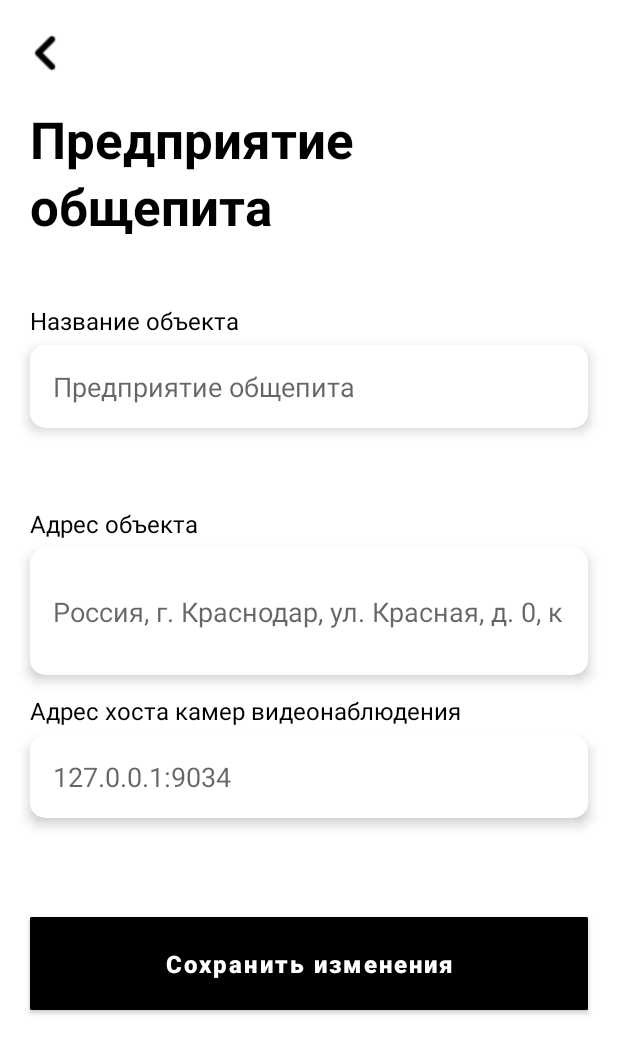
After one commit to jEUGENEdev/security-solution, an Android app: the ObjectActivity screen opened directly, with no data from a screen before it, on a phone screen of 412 x 824 dp. The commit adds this screen. Shown: the top 1054 px of the screen. Run offline under Robolectric (Android 15) with nearby library versions, the phone set to English and light mode, and no system bars; our stand-ins replace Dagger/Hilt's generated code.

Commit message:
object activity

```diff
--- a/app/src/main/AndroidManifest.xml
+++ b/app/src/main/AndroidManifest.xml
@@ -16,6 +16,9 @@
         android:supportsRtl="true"
         android:theme="@style/Theme.SecuritySolution"
         tools:targetApi="31">
+        <activity
+            android:name=".activity.ObjectActivity"
+            android:exported="false" />
         <activity
             android:name=".activity.ProfileActivity"
             android:exported="false" />
--- /dev/null
+++ b/app/src/main/java/com/deveugene/securitysolution/activity/ObjectActivity.java
@@ -0,0 +1,18 @@
+package com.deveugene.securitysolution.activity;
+
+import androidx.appcompat.app.AppCompatActivity;
+
+import android.os.Bundle;
+
+import com.deveugene.securitysolution.R;
+
+import dagger.hilt.android.AndroidEntryPoint;
+
+@AndroidEntryPoint
+public class ObjectActivity extends AppCompatActivity {
+    @Override
+    protected void onCreate(Bundle savedInstanceState) {
+        super.onCreate(savedInstanceState);
+        setContentView(R.layout.activity_object);
+    }
+}
--- /dev/null
+++ b/app/src/main/res/layout/activity_object.xml
@@ -0,0 +1,153 @@
+<?xml version="1.0" encoding="utf-8"?>
+<androidx.constraintlayout.widget.ConstraintLayout xmlns:android="http://schemas.android.com/apk/res/android"
+    xmlns:app="http://schemas.android.com/apk/res-auto"
+    xmlns:tools="http://schemas.android.com/tools"
+    android:layout_width="match_parent"
+    android:layout_height="match_parent"
+    tools:context=".activity.ObjectActivity">
+
+    <ImageButton
+        android:id="@+id/imageButton2"
+        android:layout_width="50dp"
+        android:layout_height="50dp"
+        android:layout_marginStart="7dp"
+        android:layout_marginTop="10dp"
+        android:backgroundTint="@color/white"
+        app:layout_constraintStart_toStartOf="parent"
+        app:layout_constraintTop_toTopOf="parent"
+        app:srcCompat="@drawable/back" />
+
+    <ScrollView
+        android:id="@+id/scrollView2"
+        android:layout_width="0dp"
+        android:layout_height="120dp"
+        android:layout_marginStart="20dp"
+        android:layout_marginTop="10dp"
+        android:layout_marginEnd="20dp"
+        app:layout_constraintEnd_toEndOf="parent"
+        app:layout_constraintStart_toStartOf="parent"
+        app:layout_constraintTop_toBottomOf="@+id/imageButton2">
+
+        <TextView
+            android:id="@+id/textView13"
+            android:layout_width="match_parent"
+            android:layout_height="wrap_content"
+            android:fontFamily="@font/roboto_mono_bold"
+            android:text="@string/greeting_object_card"
+            android:textColor="@color/black"
+            android:textSize="34sp" />
+    </ScrollView>
+
+    <TextView
+        android:layout_width="wrap_content"
+        android:layout_height="wrap_content"
+        android:layout_marginBottom="5dp"
+        android:text="@string/input_field_object_name_label"
+        android:textColor="@color/black"
+        android:textSize="16sp"
+        app:layout_constraintBottom_toTopOf="@+id/cardView7"
+        app:layout_constraintStart_toStartOf="@+id/cardView7" />
+
+    <androidx.cardview.widget.CardView
+        android:id="@+id/cardView7"
+        android:layout_width="0dp"
+        android:layout_height="wrap_content"
+        android:layout_marginTop="40dp"
+        app:cardCornerRadius="10dp"
+        app:cardElevation="5dp"
+        app:layout_constraintEnd_toEndOf="@+id/scrollView2"
+        app:layout_constraintStart_toStartOf="@+id/scrollView2"
+        app:layout_constraintTop_toBottomOf="@+id/scrollView2">
+
+        <EditText
+            android:layout_width="match_parent"
+            android:layout_height="wrap_content"
+            android:background="@android:color/transparent"
+            android:ems="10"
+            android:hint="@string/input_field_object_name_hint"
+            android:inputType="text"
+            android:padding="15dp" />
+    </androidx.cardview.widget.CardView>
+
+    <TextView
+        android:layout_width="wrap_content"
+        android:layout_height="wrap_content"
+        android:layout_marginBottom="5dp"
+        android:text="@string/input_field_object_address_label"
+        android:textColor="@color/black"
+        android:textSize="16sp"
+        app:layout_constraintBottom_toTopOf="@+id/cardView8"
+        app:layout_constraintStart_toStartOf="@+id/cardView8" />
+
+    <androidx.cardview.widget.CardView
+        android:id="@+id/cardView8"
+        android:layout_width="0dp"
+        android:layout_height="wrap_content"
+        android:layout_marginTop="80dp"
+        app:cardCornerRadius="10dp"
+        app:cardElevation="5dp"
+        app:layout_constraintEnd_toEndOf="@+id/cardView7"
+        app:layout_constraintStart_toStartOf="@+id/cardView7"
+        app:layout_constraintTop_toBottomOf="@+id/cardView7">
+
+        <EditText
+            android:layout_width="match_parent"
+            android:layout_height="wrap_content"
+            android:background="@android:color/transparent"
+            android:ems="10"
+            android:hint="@string/input_field_object_address_hint"
+            android:inputType="text"
+            android:paddingStart="15dp"
+            android:paddingTop="30dp"
+            android:paddingEnd="15dp"
+            android:paddingBottom="30dp" />
+    </androidx.cardview.widget.CardView>
+
+    <TextView
+        android:layout_width="wrap_content"
+        android:layout_height="wrap_content"
+        android:layout_marginBottom="5dp"
+        android:text="@string/input_field_object_address_cams_host_label"
+        android:textColor="@color/black"
+        android:textSize="16sp"
+        app:layout_constraintBottom_toTopOf="@+id/cardView9"
+        app:layout_constraintStart_toStartOf="@+id/cardView9" />
+
+    <androidx.cardview.widget.CardView
+        android:id="@+id/cardView9"
+        android:layout_width="0dp"
+        android:layout_height="wrap_content"
+        android:layout_marginTop="40dp"
+        app:cardCornerRadius="10dp"
+        app:cardElevation="5dp"
+        app:layout_constraintEnd_toEndOf="@+id/cardView8"
+        app:layout_constraintStart_toStartOf="@+id/cardView8"
+        app:layout_constraintTop_toBottomOf="@+id/cardView8">
+
+        <EditText
+            android:layout_width="match_parent"
+            android:layout_height="wrap_content"
+            android:background="@android:color/transparent"
+            android:ems="10"
+            android:hint="@string/input_field_object_address_cams_host_hint"
+            android:inputType="text"
+            android:padding="15dp" />
+    </androidx.cardview.widget.CardView>
+
+    <Button
+        android:id="@+id/button3"
+        android:layout_width="0dp"
+        android:layout_height="wrap_content"
+        android:layout_marginTop="60dp"
+        android:backgroundTint="@color/black"
+        android:padding="20dp"
+        android:text="@string/save_changes_button"
+        android:textAllCaps="false"
+        android:textSize="16sp"
+        android:textStyle="bold"
+        app:cornerRadius="1dp"
+        app:layout_constraintEnd_toEndOf="@+id/cardView9"
+        app:layout_constraintStart_toStartOf="@+id/cardView9"
+        app:layout_constraintTop_toBottomOf="@+id/cardView9" />
+
+</androidx.constraintlayout.widget.ConstraintLayout>
--- a/app/src/main/res/values/strings.xml
+++ b/app/src/main/res/values/strings.xml
@@ -35,4 +35,12 @@
     <string name="input_field_fullname_hint">John Smith</string>
     <string name="profile_input_field_phone_hint">+79100000000</string>
     <string name="save_changes_button">Сохранить изменения</string>
+    <string name="greeting_object_card">Предприятие общепита</string>
+    <string name="input_field_object_name_label">Название объекта</string>
+    <string name="input_field_object_name_hint">Предприятие общепита</string>
+    <string name="input_field_object_address_label">Адрес объекта</string>
+    <string name="input_field_object_address_hint">Россия, г. Краснодар, ул. Красная, д. 0, к. 1</string>
+    <string name="input_field_object_address_cams_host_label">Адрес хоста камер видеонаблюдения</string>
+    <string name="input_field_object_address_cams_host_hint">127.0.0.1:9034</string>
+    <string name="create_object_button">Создать объект</string>
 </resources>
```
Also changed, not shown: app/src/main/res/drawable/back.png (added).
